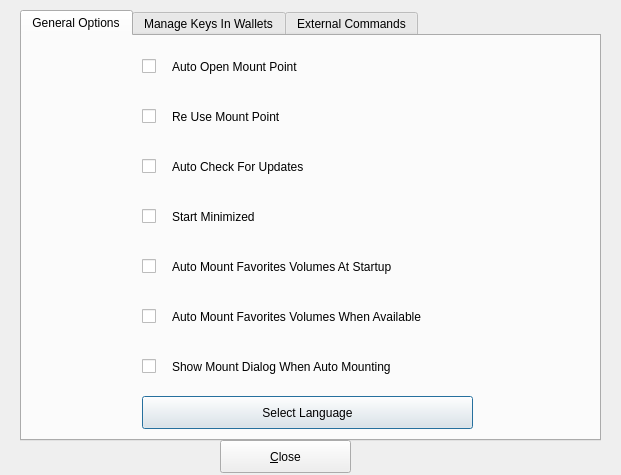
Above: src/configoptions.ui from mhogomchungu/sirikali before the change. Below: the same form after it.
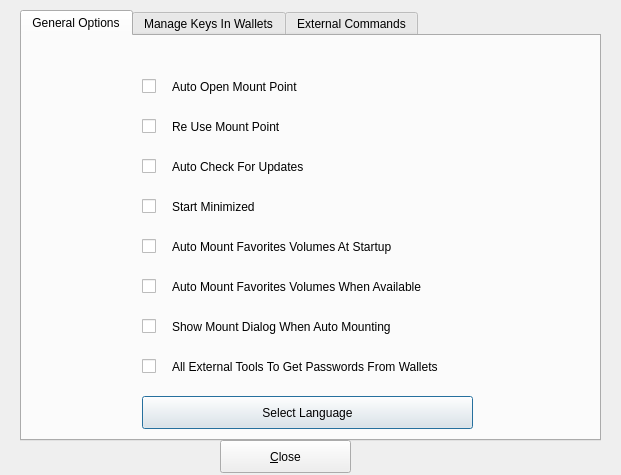
That is the form after the change. The open tabs and pages were chosen to show the change.

Commit message: if a user allows it, pass a volume password to external commands if the password is stored in an active password storage backend

The edit to the form file:
```diff
--- a/src/configoptions.ui
+++ b/src/configoptions.ui
@@ -33,7 +33,7 @@
      <property name="geometry">
       <rect>
        <x>120</x>
-       <y>10</y>
+       <y>30</y>
        <width>21</width>
        <height>41</height>
       </rect>
@@ -46,7 +46,7 @@
      <property name="geometry">
       <rect>
        <x>120</x>
-       <y>60</y>
+       <y>70</y>
        <width>21</width>
        <height>41</height>
       </rect>
@@ -72,7 +72,7 @@
      <property name="geometry">
       <rect>
        <x>120</x>
-       <y>160</y>
+       <y>150</y>
        <width>21</width>
        <height>41</height>
       </rect>
@@ -98,7 +98,7 @@
      <property name="geometry">
       <rect>
        <x>150</x>
-       <y>10</y>
+       <y>30</y>
        <width>401</width>
        <height>41</height>
       </rect>
@@ -114,7 +114,7 @@
      <property name="geometry">
       <rect>
        <x>150</x>
-       <y>60</y>
+       <y>70</y>
        <width>401</width>
        <height>41</height>
       </rect>
@@ -146,7 +146,7 @@
      <property name="geometry">
       <rect>
        <x>150</x>
-       <y>160</y>
+       <y>150</y>
        <width>401</width>
        <height>41</height>
       </rect>
@@ -162,7 +162,7 @@
      <property name="geometry">
       <rect>
        <x>120</x>
-       <y>210</y>
+       <y>190</y>
        <width>21</width>
        <height>41</height>
       </rect>
@@ -175,7 +175,7 @@
      <property name="geometry">
       <rect>
        <x>150</x>
-       <y>210</y>
+       <y>190</y>
        <width>401</width>
        <height>41</height>
       </rect>
@@ -191,7 +191,7 @@
      <property name="geometry">
       <rect>
        <x>120</x>
-       <y>260</y>
+       <y>230</y>
        <width>21</width>
        <height>41</height>
       </rect>
@@ -210,7 +210,7 @@
      <property name="geometry">
       <rect>
        <x>150</x>
-       <y>260</y>
+       <y>230</y>
        <width>401</width>
        <height>41</height>
       </rect>
@@ -226,7 +226,7 @@
      <property name="geometry">
       <rect>
        <x>120</x>
-       <y>310</y>
+       <y>270</y>
        <width>21</width>
        <height>41</height>
       </rect>
@@ -239,7 +239,7 @@
      <property name="geometry">
       <rect>
        <x>150</x>
-       <y>310</y>
+       <y>270</y>
        <width>401</width>
        <height>41</height>
       </rect>
@@ -251,6 +251,35 @@
       <bool>true</bool>
      </property>
     </widget>
+    <widget class="QCheckBox" name="cbAllowExternalToolsToReadPasswords">
+     <property name="geometry">
+      <rect>
+       <x>120</x>
+       <y>310</y>
+       <width>21</width>
+       <height>41</height>
+      </rect>
+     </property>
+     <property name="text">
+      <string/>
+     </property>
+    </widget>
+    <widget class="QLabel" name="label_15">
+     <property name="geometry">
+      <rect>
+       <x>150</x>
+       <y>310</y>
+       <width>401</width>
+       <height>41</height>
+      </rect>
+     </property>
+     <property name="text">
+      <string>All External Tools To Get Passwords From Wallets</string>
+     </property>
+     <property name="wordWrap">
+      <bool>true</bool>
+     </property>
+    </widget>
    </widget>
    <widget class="QWidget" name="manageKeys">
     <attribute name="title">
```
Left out of the diff: 3 changed lines with no effect on the pictures. The commit also changes 6 other files.
